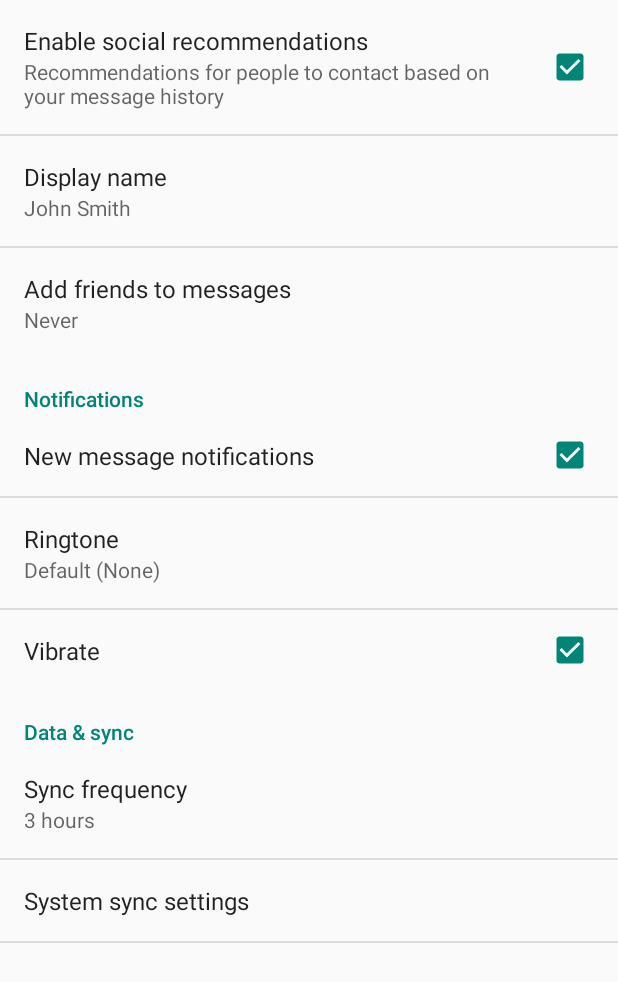
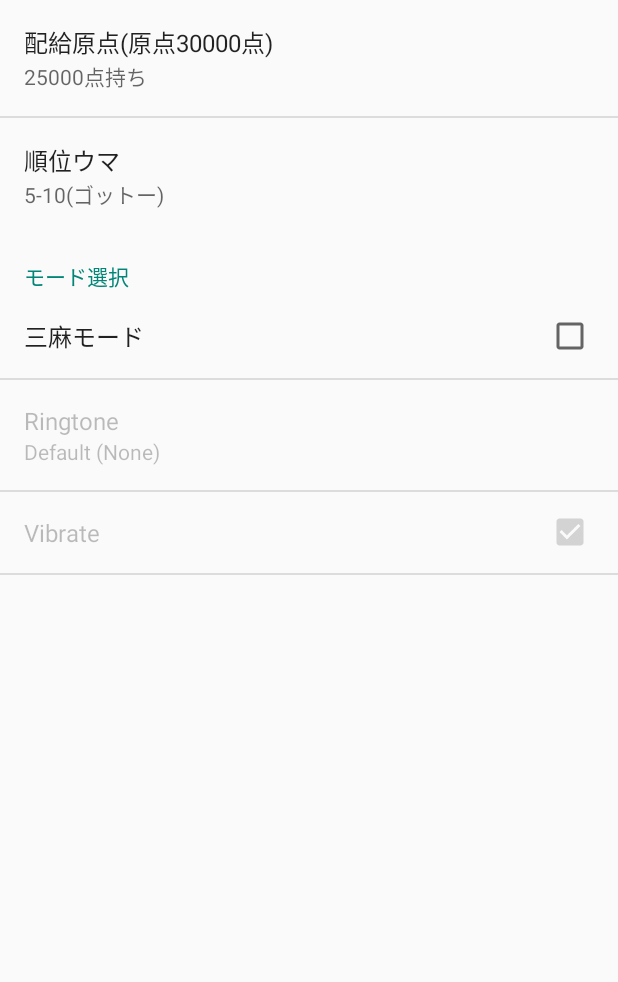
Before and after one commit to kobaken0029/calcmahjong, an Android app: the SettingsActivity screen opened directly, with no data from a screen before it, on a phone screen of 412 x 824 dp. Shown: the top 982 px of the screen. Run offline under Robolectric (Android 15) with nearby library versions, the phone set to English and light mode, and no system bars.

Commit message:
fix setting status

```diff
--- a/app/src/main/java/eval/wit/ai/calcmahjong/activities/ScoreActivity.java
+++ b/app/src/main/java/eval/wit/ai/calcmahjong/activities/ScoreActivity.java
@@ -183,7 +183,7 @@ public class ScoreActivity extends ActionBarActivity {
         playersPoint = new HashMap<>();
         isCallPlayers = new HashMap<>();
         players = ((AppController) getApplication()).getPlayers();
-        Integer firstScore = ConstsManager.getFirstScore();
+        Integer firstScore = ConstsManager.getFirstScore(getApplicationContext());
 
         playersPoint.put(players.get(0).getId(), firstScore);
         playersPoint.put(players.get(1).getId(), firstScore);
--- a/app/src/main/java/eval/wit/ai/calcmahjong/activities/SettingsActivity.java
+++ b/app/src/main/java/eval/wit/ai/calcmahjong/activities/SettingsActivity.java
@@ -67,23 +67,23 @@ public class SettingsActivity extends PreferenceActivity {
 
         // Add 'notifications' preferences, and a corresponding header.
         PreferenceCategory fakeHeader = new PreferenceCategory(this);
-        fakeHeader.setTitle(R.string.pref_header_notifications);
+        fakeHeader.setTitle(R.string.pref_header_mode_selection);
         getPreferenceScreen().addPreference(fakeHeader);
         addPreferencesFromResource(R.xml.pref_notification);
 
         // Add 'data and sync' preferences, and a corresponding header.
-        fakeHeader = new PreferenceCategory(this);
-        fakeHeader.setTitle(R.string.pref_header_data_sync);
-        getPreferenceScreen().addPreference(fakeHeader);
-        addPreferencesFromResource(R.xml.pref_data_sync);
+//        fakeHeader = new PreferenceCategory(this);
+//        fakeHeader.setTitle(R.string.pref_header_data_sync);
+//        getPreferenceScreen().addPreference(fakeHeader);
+//        addPreferencesFromResource(R.xml.pref_data_sync);
 
         // Bind the summaries of EditText/List/Dialog/Ringtone preferences to
         // their values. When their values change, their summaries are updated
         // to reflect the new value, per the Android Design guidelines.
-        bindPreferenceSummaryToValue(findPreference("example_text"));
-        bindPreferenceSummaryToValue(findPreference("example_list"));
+        bindPreferenceSummaryToValue(findPreference("distribution_origin_point_list"));
+        bindPreferenceSummaryToValue(findPreference("ranking_uma_list"));
         bindPreferenceSummaryToValue(findPreference("notifications_new_message_ringtone"));
-        bindPreferenceSummaryToValue(findPreference("sync_frequency"));
+//        bindPreferenceSummaryToValue(findPreference("sync_frequency"));
     }
 
     /**
@@ -215,8 +215,8 @@ public class SettingsActivity extends PreferenceActivity {
             // to their values. When their values change, their summaries are
             // updated to reflect the new value, per the Android Design
             // guidelines.
-            bindPreferenceSummaryToValue(findPreference("example_text"));
-            bindPreferenceSummaryToValue(findPreference("example_list"));
+            bindPreferenceSummaryToValue(findPreference("distribution_origin_point_list"));
+            bindPreferenceSummaryToValue(findPreference("ranking_uma_list"));
         }
     }
 
--- /dev/null
+++ b/app/src/main/res/values/color.xml
@@ -0,0 +1,4 @@
+<?xml version="1.0" encoding="utf-8"?>
+<resources>
+    <color name="background_color">#007E4E</color>
+</resources>
--- a/app/src/main/res/values/strings_activity_settings.xml
+++ b/app/src/main/res/values/strings_activity_settings.xml
@@ -6,24 +6,41 @@
     <!-- Example General settings -->
     <string name="pref_header_general">General</string>
 
-    <string name="pref_title_social_recommendations">Enable social recommendations</string>
-    <string name="pref_description_social_recommendations">Recommendations for people to contact
-        based on your message history
-    </string>
+    <!--<string name="pref_title_social_recommendations">Enable social recommendations</string>-->
+    <!--<string name="pref_description_social_recommendations">Recommendations for people to contact-->
+        <!--based on your message history-->
+    <!--</string>-->
 
-    <string name="pref_title_display_name">Display name</string>
-    <string name="pref_default_display_name">John Smith</string>
+    <!--<string name="pref_title_display_name">Display name</string>-->
+    <!--<string name="pref_default_display_name">John Smith</string>-->
+    <string name="distribution_origin_point_messages">配給原点(原点30000点)</string>
+    <string-array name="distribution_origin_point_title">
+        <item>20000点持ち</item>
+        <item>25000点持ち</item>
+        <item>26000点持ち</item>
+        <item>27000点持ち</item>
+        <item>30000点持ち</item>
+    </string-array>
+    <string-array name="distribution_origin_point_value">
+        <item>20000</item>
+        <item>25000</item>
+        <item>26000</item>
+        <item>27000</item>
+        <item>30000</item>
+    </string-array>
 
-    <string name="pref_title_add_friends_to_messages">Add friends to messages</string>
+    <string name="pref_title_add_friends_to_messages">順位ウマ</string>
     <string-array name="pref_example_list_titles">
-        <item>Always</item>
-        <item>When possible</item>
-        <item>Never</item>
+        <item>5-10(ゴットー)</item>
+        <item>10-20(ワンツー)</item>
+        <item>10-30(ワンスリー)</item>
+        <item>20-30(ツースリー)</item>
     </string-array>
     <string-array name="pref_example_list_values">
-        <item>1</item>
-        <item>0</item>
-        <item>-1</item>
+        <item>ゴットー</item>
+        <item>ワンツー</item>
+        <item>ワンスリー</item>
+        <item>ツースリー</item>
     </string-array>
 
     <!-- Example settings for Data & Sync -->
@@ -50,9 +67,9 @@
     <string name="pref_title_system_sync_settings">System sync settings</string>
 
     <!-- Example settings for Notifications -->
-    <string name="pref_header_notifications">Notifications</string>
+    <string name="pref_header_mode_selection">モード選択</string>
 
-    <string name="pref_title_new_message_notifications">New message notifications</string>
+    <string name="pref_title_sanma_mode">三麻モード</string>
 
     <string name="pref_title_ringtone">Ringtone</string>
     <string name="pref_ringtone_silent">Silent</string>
--- a/app/src/main/res/xml/pref_general.xml
+++ b/app/src/main/res/xml/pref_general.xml
@@ -1,30 +1,39 @@
 <PreferenceScreen xmlns:android="http://schemas.android.com/apk/res/android">
 
-    <CheckBoxPreference
-        android:key="example_checkbox"
-        android:title="@string/pref_title_social_recommendations"
-        android:summary="@string/pref_description_social_recommendations"
-        android:defaultValue="true" />
+    <!--<CheckBoxPreference-->
+        <!--android:key="example_checkbox"-->
+        <!--android:title="@string/pref_title_social_recommendations"-->
+        <!--android:summary="@string/pref_description_social_recommendations"-->
+        <!--android:defaultValue="true" />-->
 
     <!-- NOTE: EditTextPreference accepts EditText attributes. -->
     <!-- NOTE: EditTextPreference's summary should be set to its value by the activity code. -->
-    <EditTextPreference
-        android:key="example_text"
-        android:title="@string/pref_title_display_name"
-        android:defaultValue="@string/pref_default_display_name"
-        android:selectAllOnFocus="true"
-        android:inputType="textCapWords"
-        android:capitalize="words"
-        android:singleLine="true"
-        android:maxLines="1" />
+    <!--<EditTextPreference-->
+        <!--android:key="example_text"-->
+        <!--android:title="@string/pref_title_display_name"-->
+        <!--android:defaultValue="@string/pref_default_display_name"-->
+        <!--android:selectAllOnFocus="true"-->
+        <!--android:inputType="textCapWords"-->
+        <!--android:capitalize="words"-->
+        <!--android:singleLine="true"-->
+        <!--android:maxLines="1" />-->
+
+    <ListPreference
+        android:key="distribution_origin_point_list"
+        android:title="@string/distribution_origin_point_messages"
+        android:defaultValue="25000"
+        android:entries="@array/distribution_origin_point_title"
+        android:entryValues="@array/distribution_origin_point_value"
+        android:negativeButtonText="@null"
+        android:positiveButtonText="@null" />
 
     <!-- NOTE: Hide buttons to simplify the UI. Users can touch outside the dialog to
          dismiss it. -->
     <!-- NOTE: ListPreference's summary should be set to its value by the activity code. -->
     <ListPreference
-        android:key="example_list"
+        android:key="ranking_uma_list"
         android:title="@string/pref_title_add_friends_to_messages"
-        android:defaultValue="-1"
+        android:defaultValue="ゴットー"
         android:entries="@array/pref_example_list_titles"
         android:entryValues="@array/pref_example_list_values"
         android:negativeButtonText="@null"
--- a/app/src/main/res/xml/pref_headers.xml
+++ b/app/src/main/res/xml/pref_headers.xml
@@ -8,7 +8,7 @@
 
     <header
         android:fragment="eval.wit.ai.calcmahjong.activities.SettingsActivity$NotificationPreferenceFragment"
-        android:title="@string/pref_header_notifications" />
+        android:title="@string/pref_header_mode_selection" />
 
     <header
         android:fragment="eval.wit.ai.calcmahjong.activities.SettingsActivity$DataSyncPreferenceFragment"
--- a/app/src/main/res/xml/pref_notification.xml
+++ b/app/src/main/res/xml/pref_notification.xml
@@ -3,15 +3,15 @@
     <!-- A 'parent' preference, which enables/disables child preferences (below)
          when checked/unchecked. -->
     <CheckBoxPreference
-        android:key="notifications_new_message"
-        android:title="@string/pref_title_new_message_notifications"
-        android:defaultValue="true" />
+        android:key="mode_selection"
+        android:title="@string/pref_title_sanma_mode"
+        android:defaultValue="false" />
 
     <!-- Allows the user to choose a ringtone in the 'notification' category. -->
     <!-- NOTE: This preference will be enabled only when the checkbox above is checked. -->
     <!-- NOTE: RingtonePreference's summary should be set to its value by the activity code. -->
     <RingtonePreference
-        android:dependency="notifications_new_message"
+        android:dependency="mode_selection"
         android:key="notifications_new_message_ringtone"
         android:title="@string/pref_title_ringtone"
         android:ringtoneType="notification"
@@ -19,7 +19,7 @@
 
     <!-- NOTE: This preference will be enabled only when the checkbox above is checked. -->
     <CheckBoxPreference
-        android:dependency="notifications_new_message"
+        android:dependency="mode_selection"
         android:key="notifications_new_message_vibrate"
         android:title="@string/pref_title_vibrate"
         android:defaultValue="true" />
```
Also changed, not shown: app/src/main/java/eval/wit/ai/calcmahjong/activities/ResultActivity.java (+3 -5 lines), app/src/main/java/eval/wit/ai/calcmahjong/resources/Consts.java (+11 -1 lines), app/src/main/java/eval/wit/ai/calcmahjong/resources/ConstsManager.java (+62 -10 lines).
